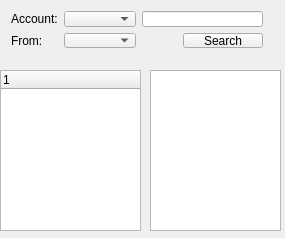
Above: src/history/historywindow.ui from Winand/mqutim before the change. Below: the same form after it.
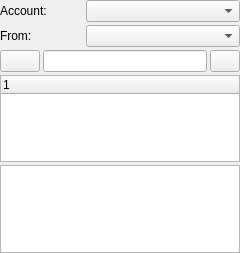
That is the form after the change. Icons and pictures are not drawn.

Patch:
```diff
--- a/src/history/historywindow.ui
+++ b/src/history/historywindow.ui
@@ -6,76 +6,67 @@
    <rect>
     <x>0</x>
     <y>0</y>
-    <width>285</width>
-    <height>238</height>
+    <width>240</width>
+    <height>253</height>
    </rect>
   </property>
   <property name="windowTitle">
    <string>HistoryWindow</string>
   </property>
-  <widget class="QWidget" name="layoutWidget">
-   <property name="geometry">
-    <rect>
-     <x>0</x>
-     <y>0</y>
-     <width>274</width>
-     <height>59</height>
-    </rect>
+  <layout class="QVBoxLayout" name="verticalLayout_4">
+   <property name="spacing">
+    <number>3</number>
    </property>
-   <layout class="QHBoxLayout" name="horizontalLayout_2">
+   <property name="margin">
+    <number>0</number>
+   </property>
     <item>
-     <layout class="QVBoxLayout" name="verticalLayout">
+    <layout class="QHBoxLayout" name="horizontalLayout_3">
       <item>
        <widget class="QLabel" name="label">
+       <property name="maximumSize">
+        <size>
+         <width>80</width>
+         <height>16777215</height>
+        </size>
+       </property>
         <property name="text">
          <string>Account:</string>
         </property>
        </widget>
       </item>
       <item>
+      <widget class="QComboBox" name="accountComboBox"/>
+     </item>
+    </layout>
+   </item>
+   <item>
+    <layout class="QHBoxLayout" name="horizontalLayout_2">
+     <item>
        <widget class="QLabel" name="label_2">
+       <property name="maximumSize">
+        <size>
+         <width>80</width>
+         <height>16777215</height>
+        </size>
+       </property>
         <property name="text">
          <string>From:</string>
         </property>
        </widget>
       </item>
-     </layout>
-    </item>
-    <item>
-     <layout class="QVBoxLayout" name="verticalLayout_2">
-      <item>
-       <widget class="QComboBox" name="accountComboBox"/>
-      </item>
       <item>
        <widget class="QComboBox" name="fromComboBox"/>
       </item>
      </layout>
     </item>
     <item>
-     <layout class="QVBoxLayout" name="verticalLayout_3">
-      <item>
-       <widget class="QLineEdit" name="searchEdit"/>
-      </item>
-      <item>
        <layout class="QHBoxLayout" name="horizontalLayout">
-        <item>
-         <spacer name="horizontalSpacer">
-          <property name="orientation">
-           <enum>Qt::Horizontal</enum>
-          </property>
-          <property name="sizeHint" stdset="0">
-           <size>
-            <width>40</width>
-            <height>20</height>
-           </size>
-          </property>
-         </spacer>
-        </item>
+     <property name="spacing">
+      <number>3</number>
+     </property>
         <item>
          <widget class="QPushButton" name="searchButton">
-          <property name="text">
-           <string>Search</string>
-          </property>
           <property name="shortcut">
            <string>Return</string>
           </property>
@@ -87,46 +78,42 @@
           </property>
          </widget>
         </item>
-       </layout>
-      </item>
-     </layout>
-    </item>
-   </layout>
-  </widget>
-  <widget class="QTextBrowser" name="historyLog">
-   <property name="geometry">
-    <rect>
-     <x>150</x>
-     <y>70</y>
-     <width>131</width>
-     <height>161</height>
-    </rect>
-   </property>
-  </widget>
+     <item>
+      <widget class="QLineEdit" name="searchEdit"/>
+     </item>
+     <item>
+      <widget class="QPushButton" name="cmdsh">
+       <property name="maximumSize">
+        <size>
+         <width>30</width>
+         <height>16777215</height>
+        </size>
+       </property>
+       <property name="icon">
+        <iconset resource="../../qutim.qrc">
+         <normaloff>:/icons/crystal_project/contactlist.png</normaloff>:/icons/crystal_project/contactlist.png</iconset>
+       </property>
+      </widget>
+     </item>
+    </layout>
+   </item>
+   <item>
   <widget class="QTreeWidget" name="dateTreeWidget">
-   <property name="geometry">
-    <rect>
-     <x>0</x>
-     <y>70</y>
-     <width>141</width>
-     <height>161</height>
-    </rect>
-   </property>
-   <property name="sizePolicy">
-    <sizepolicy hsizetype="Preferred" vsizetype="Preferred">
-     <horstretch>0</horstretch>
-     <verstretch>0</verstretch>
-    </sizepolicy>
-   </property>
    <property name="indentation">
     <number>10</number>
    </property>
-   <column>
-    <property name="text">
-     <string>1</string>
-    </property>
-   </column>
-  </widget>
+     <attribute name="headerVisible">
+      <bool>true</bool>
+     </attribute>
+     <attribute name="headerVisible">
+      <bool>true</bool>
+     </attribute>
+    </widget>
+   </item>
+   <item>
+    <widget class="QTextBrowser" name="historyLog"/>
+   </item>
+  </layout>
  </widget>
  <layoutdefault spacing="6" margin="11"/>
  <resources/>
```
Left out of the diff: 4 changed lines with no effect on the pictures. Lines whose indentation alone changed are shown as unchanged.
